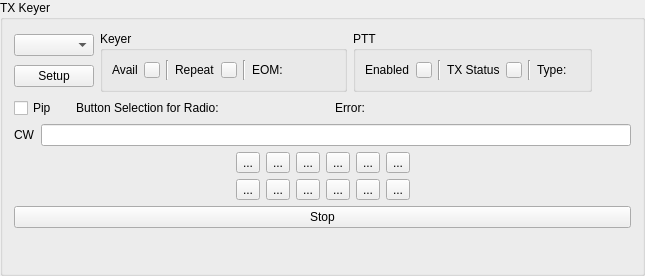
Qt form mqt/MqtLogger/txvmbuttonsframe.ui (Rsclub22/Minos2-Mirror) before a commit.
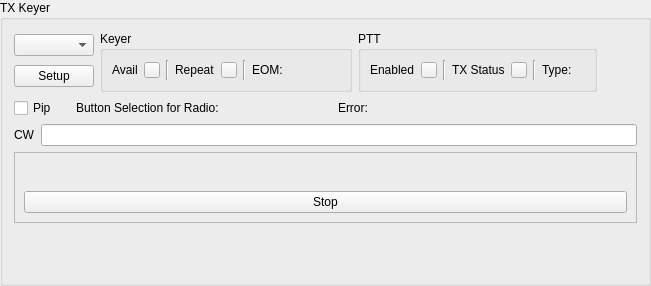
The same form after that commit.

Commit message: initial rework of voice/cw keyer frame to allow dynamic toolbuttons

The edit to the form file:
```diff
--- a/mqt/MqtLogger/txvmbuttonsframe.ui
+++ b/mqt/MqtLogger/txvmbuttonsframe.ui
@@ -6,8 +6,8 @@
    <rect>
     <x>0</x>
     <y>0</y>
-    <width>645</width>
-    <height>276</height>
+    <width>651</width>
+    <height>286</height>
    </rect>
   </property>
   <property name="windowTitle">
@@ -16,7 +16,7 @@
   <property name="title">
    <string>TX Keyer</string>
   </property>
-  <layout class="QVBoxLayout" name="verticalLayout_4">
+  <layout class="QVBoxLayout" name="verticalLayout_6">
    <item>
     <layout class="QVBoxLayout" name="verticalLayout">
      <item>
@@ -379,7 +379,7 @@
     </layout>
    </item>
    <item>
-    <layout class="QVBoxLayout" name="verticalLayout_5">
+    <layout class="QVBoxLayout" name="verticalLayout_4">
      <item>
       <layout class="QHBoxLayout" name="horizontalLayout_3">
        <item>
@@ -395,131 +395,38 @@
       </layout>
      </item>
      <item>
+      <widget class="QFrame" name="buttonGridOuterFrame">
+       <property name="frameShape">
+        <enum>QFrame::StyledPanel</enum>
+       </property>
+       <property name="frameShadow">
+        <enum>QFrame::Raised</enum>
+       </property>
+       <layout class="QHBoxLayout" name="horizontalLayout_19">
+        <item>
+         <layout class="QVBoxLayout" name="verticalLayout_5">
+          <item>
       <layout class="QHBoxLayout" name="horizontalLayout">
        <item>
-        <spacer name="horizontalSpacer_6">
-         <property name="orientation">
-          <enum>Qt::Horizontal</enum>
-         </property>
-         <property name="sizeHint" stdset="0">
-          <size>
-           <width>40</width>
-           <height>20</height>
-          </size>
-         </property>
-        </spacer>
-       </item>
-       <item>
-        <widget class="QToolButton" name="vmToolButton1">
-         <property name="text">
-          <string>...</string>
-         </property>
-        </widget>
-       </item>
-       <item>
-        <widget class="QToolButton" name="vmToolButton2">
-         <property name="text">
-          <string>...</string>
-         </property>
-        </widget>
-       </item>
-       <item>
-        <widget class="QToolButton" name="vmToolButton3">
-         <property name="text">
-          <string>...</string>
-         </property>
-        </widget>
-       </item>
-       <item>
-        <widget class="QToolButton" name="vmToolButton4">
-         <property name="text">
-          <string>...</string>
-         </property>
-        </widget>
-       </item>
-       <item>
-        <widget class="QToolButton" name="vmToolButton5">
-         <property name="text">
-          <string>...</string>
-         </property>
-        </widget>
-       </item>
-       <item>
-        <widget class="QToolButton" name="vmToolButton6">
-         <property name="text">
-          <string>...</string>
-         </property>
-        </widget>
-       </item>
-       <item>
-        <spacer name="horizontalSpacer_5">
-         <property name="orientation">
-          <enum>Qt::Horizontal</enum>
-         </property>
-         <property name="sizeHint" stdset="0">
-          <size>
-           <width>40</width>
-           <height>20</height>
-          </size>
-         </property>
-        </spacer>
-       </item>
-      </layout>
-     </item>
-     <item>
-      <layout class="QHBoxLayout" name="horizontalLayout_2">
-       <item>
         <spacer name="horizontalSpacer_7">
          <property name="orientation">
           <enum>Qt::Horizontal</enum>
          </property>
          <property name="sizeHint" stdset="0">
           <size>
-           <width>40</width>
-           <height>20</height>
+                <width>28</width>
+                <height>23</height>
           </size>
          </property>
         </spacer>
        </item>
        <item>
-        <widget class="QToolButton" name="vmToolButton7">
-         <property name="text">
-          <string>...</string>
-         </property>
-        </widget>
-       </item>
-       <item>
-        <widget class="QToolButton" name="vmToolButton8">
-         <property name="text">
-          <string>...</string>
-         </property>
-        </widget>
-       </item>
-       <item>
-        <widget class="QToolButton" name="vmToolButton9">
-         <property name="text">
-          <string>...</string>
-         </property>
-        </widget>
-       </item>
-       <item>
-        <widget class="QToolButton" name="vmToolButton10">
-         <property name="text">
-          <string>...</string>
-         </property>
-        </widget>
-       </item>
-       <item>
-        <widget class="QToolButton" name="vmToolButton11">
-         <property name="text">
-          <string>...</string>
-         </property>
-        </widget>
-       </item>
-       <item>
-        <widget class="QToolButton" name="vmToolButton12">
-         <property name="text">
-          <string>...</string>
+             <widget class="QFrame" name="buttonGridContainer">
+              <property name="frameShape">
+               <enum>QFrame::StyledPanel</enum>
+              </property>
+              <property name="frameShadow">
+               <enum>QFrame::Raised</enum>
          </property>
         </widget>
        </item>
@@ -530,16 +437,14 @@
          </property>
          <property name="sizeHint" stdset="0">
           <size>
-           <width>40</width>
-           <height>20</height>
+                <width>38</width>
+                <height>23</height>
           </size>
          </property>
         </spacer>
        </item>
       </layout>
      </item>
-     <item>
-      <layout class="QHBoxLayout" name="horizontalLayout_16">
        <item>
         <widget class="QPushButton" name="vmStopPb">
          <property name="text">
@@ -548,6 +453,9 @@
         </widget>
        </item>
       </layout>
+        </item>
+       </layout>
+      </widget>
      </item>
     </layout>
    </item>
```
Lines whose indentation alone changed are shown as unchanged. The commit also changes 2 other files.
